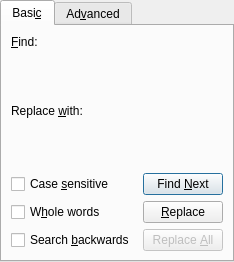
Above: src/frontends/qt4/ui/FindAndReplaceUi.ui from cburschka/lyx before the change. Below: the same form after it.
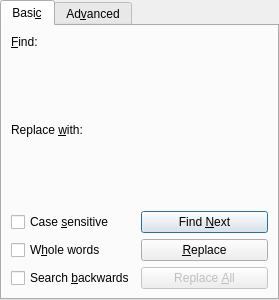
That is the form after the change. Custom widgets are drawn as their Qt base class.

Commit message: #6796 add sizePolicy to get the size of pushbuttons proper in spell checker and find/replace ui

```diff
--- a/src/frontends/qt4/ui/FindAndReplaceUi.ui
+++ b/src/frontends/qt4/ui/FindAndReplaceUi.ui
@@ -5,8 +5,8 @@
    <rect>
     <x>0</x>
     <y>0</y>
-    <width>234</width>
-    <height>262</height>
+    <width>279</width>
+    <height>300</height>
    </rect>
   </property>
   <property name="windowTitle">
@@ -81,6 +81,12 @@
       <property name="enabled">
        <bool>true</bool>
       </property>
+      <property name="sizePolicy">
+       <sizepolicy hsizetype="Preferred" vsizetype="Preferred">
+        <horstretch>100</horstretch>
+        <verstretch>32</verstretch>
+       </sizepolicy>
+      </property>
       <property name="toolTip">
        <string>Find next occurrence [Enter]</string>
       </property>
@@ -110,6 +116,12 @@
       <property name="enabled">
        <bool>true</bool>
       </property>
+      <property name="sizePolicy">
+       <sizepolicy hsizetype="Preferred" vsizetype="Preferred">
+        <horstretch>100</horstretch>
+        <verstretch>32</verstretch>
+       </sizepolicy>
+      </property>
       <property name="toolTip">
        <string>Replace and find next occurrence [Enter]</string>
       </property>
@@ -130,6 +142,12 @@
       <property name="enabled">
        <bool>false</bool>
       </property>
+      <property name="sizePolicy">
+       <sizepolicy hsizetype="Preferred" vsizetype="Preferred">
+        <horstretch>100</horstretch>
+        <verstretch>32</verstretch>
+       </sizepolicy>
+      </property>
       <property name="toolTip">
        <string>Replace all occurences at once</string>
       </property>
```
Left out of the diff: 1 changed line with no effect on the pictures. The commit also changes 1 other file.
